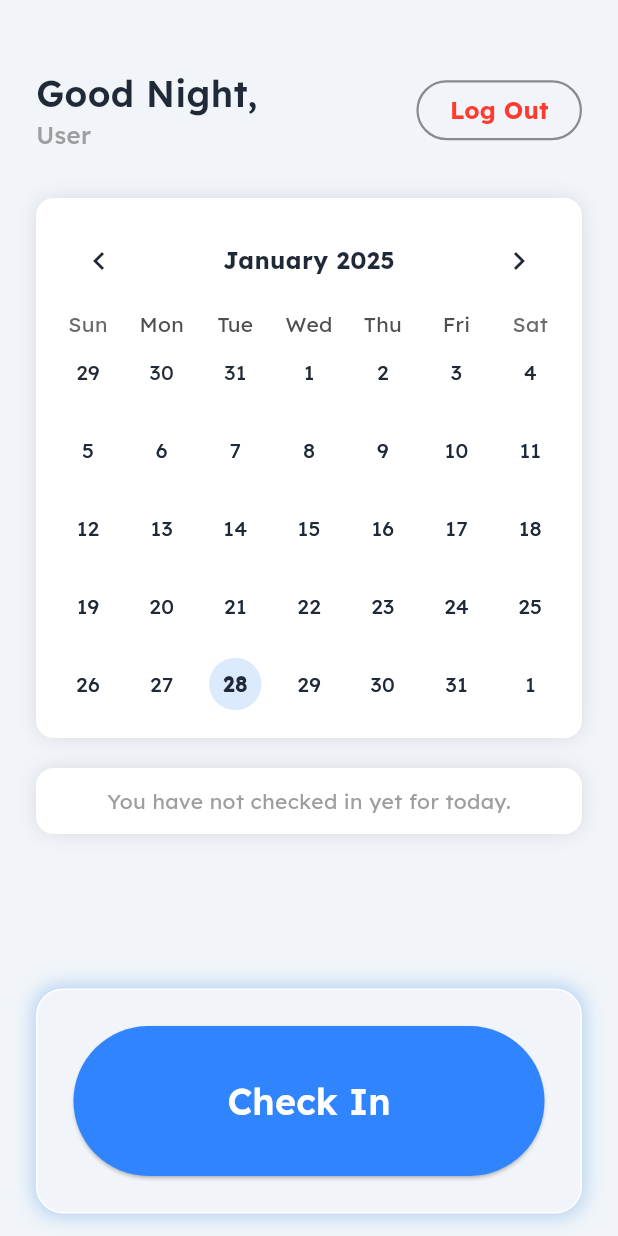
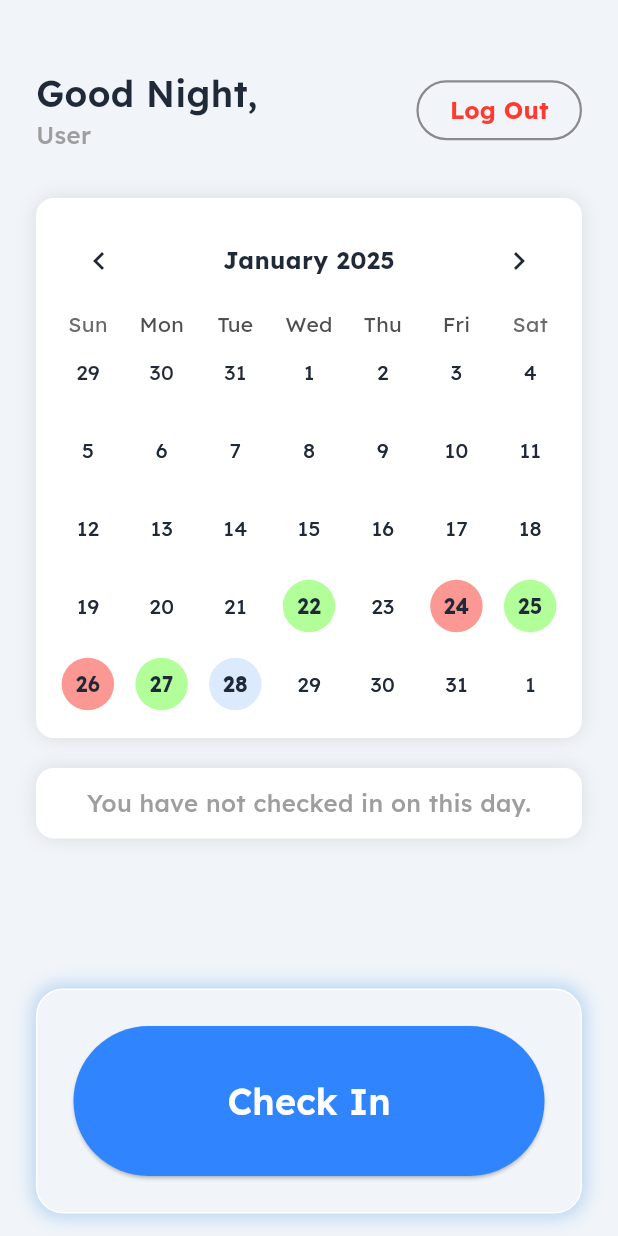
Before and after one commit to fisheeesh/ata-emotion, a Flutter app: the HomeScreen screen opened directly, on a phone screen of 412 x 824 dp. Run offline on Flutter 3.47's test engine with Material 3 defaults, Android fonts, the light colour scheme and no system bars; drawn by our look-alikes of table_calendar; our stand-ins replace flutter_secure_storage, get, google_fonts, google_sign_in, jwt_decoder, shared_preferences and 1 more; accounts and stored records are empty.

Commit message:
show dynamic data in check-in info card based on user's selected day

```diff
--- a/lib/provider/emotion_check_in_provider.dart
+++ b/lib/provider/emotion_check_in_provider.dart
@@ -2,7 +2,48 @@ import 'package:emotion_check_in_app/models/emotion_check_in.dart';
 import 'package:flutter/material.dart';
 
 class EmotionCheckInProvider with ChangeNotifier {
-  final List<EmotionCheckIn> _checkInList = [];
+  final List<EmotionCheckIn> _checkInList = [
+    EmotionCheckIn(
+      userName: "Swam Yi Phyo",
+      checkInTime: DateTime(2025, 1, 22, 8, 45), // January 22, On Time
+      emoji: "😊",
+      label: "Happy",
+      feeling: "Feeling great today!",
+      checkInType: CheckInType.onTime,
+    ),
+    EmotionCheckIn(
+      userName: "Swam Yi Phyo",
+      checkInTime: DateTime(2025, 1, 24, 10, 15), // January 24, Late
+      emoji: "😟",
+      label: "Stressed",
+      feeling: "Feeling overwhelmed.",
+      checkInType: CheckInType.late,
+    ),
+    EmotionCheckIn(
+      userName: "Swam Yi Phyo",
+      checkInTime: DateTime(2025, 1, 25, 8, 50), // January 25, On Time
+      emoji: "😊",
+      label: "Content",
+      feeling: "All good.",
+      checkInType: CheckInType.onTime,
+    ),
+    EmotionCheckIn(
+      userName: "Swam Yi Phyo",
+      checkInTime: DateTime(2025, 1, 26, 11, 0), // January 26, Late
+      emoji: "😴",
+      label: "Tired",
+      feeling: "Didn't sleep well.",
+      checkInType: CheckInType.late,
+    ),
+    EmotionCheckIn(
+      userName: "Swam Yi Phyo",
+      checkInTime: DateTime(2025, 1, 27, 8, 20), // January 27, On Time
+      emoji: "😀",
+      label: "Excited",
+      feeling: "Looking forward to the day!",
+      checkInType: CheckInType.onTime,
+    ),
+  ];
 
   // Getters
   List<EmotionCheckIn> get checkInList => _checkInList;
@@ -34,9 +75,23 @@ class EmotionCheckInProvider with ChangeNotifier {
     notifyListeners();
   }
 
+  // Get a check-in for a specific date
+  EmotionCheckIn? getCheckInByDate(DateTime date) {
+    try {
+      return _checkInList.firstWhere(
+            (checkIn) =>
+        checkIn.checkInTime.year == date.year &&
+            checkIn.checkInTime.month == date.month &&
+            checkIn.checkInTime.day == date.day,
+      );
+    } catch (e) {
+      return null; // If no match is found, return null
+    }
+  }
+
   // Determine if the check-in is "on time" or "late"
   CheckInType _determineCheckInType(DateTime checkInTime) {
-    final today = DateTime.now();
+    final today = DateTime(checkInTime.year, checkInTime.month, checkInTime.day);
     final onTimeEnd = DateTime(today.year, today.month, today.day, 9, 30); // 9:30 AM
     return checkInTime.isBefore(onTimeEnd) ? CheckInType.onTime : CheckInType.late;
   }
--- a/lib/screens/main/home_screen.dart
+++ b/lib/screens/main/home_screen.dart
@@ -129,7 +129,7 @@ class _HomeScreenState extends State<HomeScreen> {
 
   Widget _checkInInfoSection() {
     final checkInProvider = context.watch<EmotionCheckInProvider>();
-    final todayCheckIn = checkInProvider.todayCheckIn;
+    final selectedDayCheckIn = checkInProvider.getCheckInByDate(_selectedDay);
 
     return Container(
       padding: const EdgeInsets.symmetric(horizontal: 16, vertical: 12),
@@ -143,7 +143,7 @@ class _HomeScreenState extends State<HomeScreen> {
           ),
         ],
       ),
-      child: todayCheckIn != null
+      child: selectedDayCheckIn != null
           ? Row(
         mainAxisAlignment: MainAxisAlignment.spaceBetween,
         children: [
@@ -152,7 +152,7 @@ class _HomeScreenState extends State<HomeScreen> {
               Container(
                 padding: const EdgeInsets.only(top: 10, bottom: 10, right: 10, left: 4),
                 decoration: BoxDecoration(
-                  color: Color(0xFFF1F1F1),
+                  color: const Color(0xFFF1F1F1),
                   borderRadius: BorderRadius.circular(12),
                 ),
                 child: Icon(
@@ -171,20 +171,23 @@ class _HomeScreenState extends State<HomeScreen> {
                   ),
                   Text(
                     DateFormat('MMMM d, yyyy')
-                        .format(todayCheckIn.checkInTime), // Format the date
+                        .format(selectedDayCheckIn.checkInTime), // Display selected date
                     style: ETextTheme.lightTextTheme.labelMedium,
                   ),
                 ],
               ),
             ],
           ),
-          Text('${todayCheckIn.checkInTime.hour}:${todayCheckIn.checkInTime.minute.toString().padLeft(2, '0')}', style: ETextTheme.lightTextTheme.titleMedium,)
+          Text(
+            '${selectedDayCheckIn.checkInTime.hour}:${selectedDayCheckIn.checkInTime.minute.toString().padLeft(2, '0')}',
+            style: ETextTheme.lightTextTheme.titleMedium,
+          ),
         ],
       )
           : Center(
         child: Text(
-          "You have not checked in yet for today.",
-          style: ETextTheme.lightTextTheme.labelMedium,
+          "You have not checked in on this day.",
+          style: ETextTheme.lightTextTheme.labelLarge,
         ),
       ),
     );
@@ -235,9 +238,8 @@ class _HomeScreenState extends State<HomeScreen> {
             rightChevronIcon: Icon(Icons.chevron_right, color: EColors.dark),
           ),
           calendarStyle: CalendarStyle(
-            defaultTextStyle: const TextStyle(color: EColors.dark), // Normal day text
-            weekendTextStyle: const TextStyle(color: EColors.dark), // Weekend day text
-            outsideTextStyle: const TextStyle(color: EColors.grey), // Outside day text
+            // defaultTextStyle: const TextStyle(color: EColors.dark), // Normal day text
+            // weekendTextStyle: const TextStyle(color: EColors.dark), // Weekend day text
             todayDecoration: BoxDecoration(), // No highlight for today
             selectedDecoration: BoxDecoration(), // No highlight for default selection
             rangeHighlightColor: Colors.transparent, // No range highlight
```
